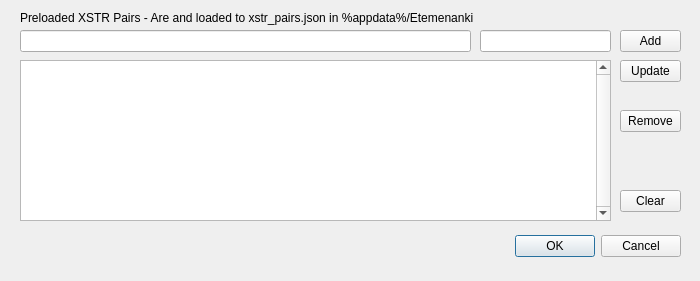
First picture: the form in Etemenanki/PreloadPairs.ui, repository MjnMixael/Etemenanki, before the edit.
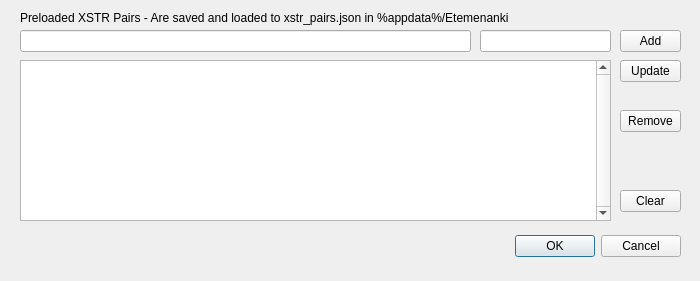
Second picture: the form after the edit.

Patch:
```diff
--- a/Etemenanki/PreloadPairs.ui
+++ b/Etemenanki/PreloadPairs.ui
@@ -129,7 +129,7 @@
     </rect>
    </property>
    <property name="text">
-    <string>Preloaded XSTR Pairs - Are and loaded to xstr_pairs.json in %appdata%/Etemenanki</string>
+    <string>Preloaded XSTR Pairs - Are saved and loaded to xstr_pairs.json in %appdata%/Etemenanki</string>
    </property>
   </widget>
   <widget class="QTableWidget" name="preload_table_widget">
```
